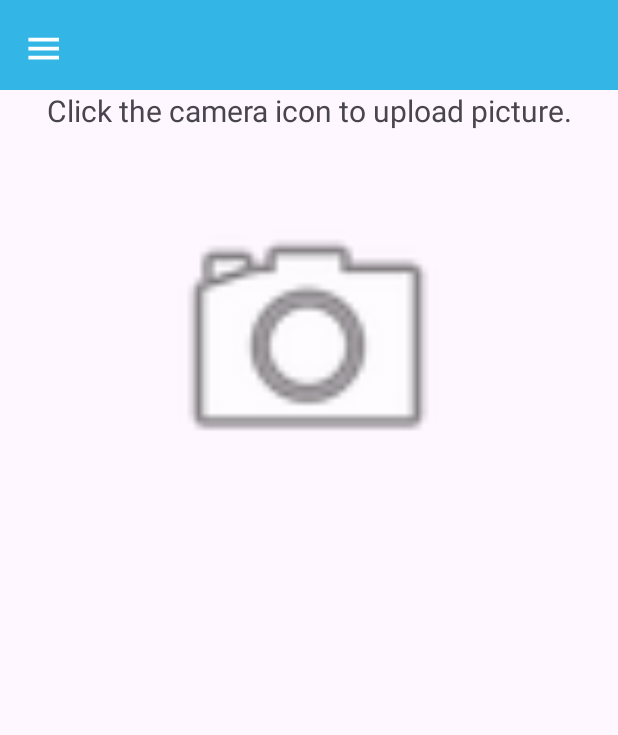
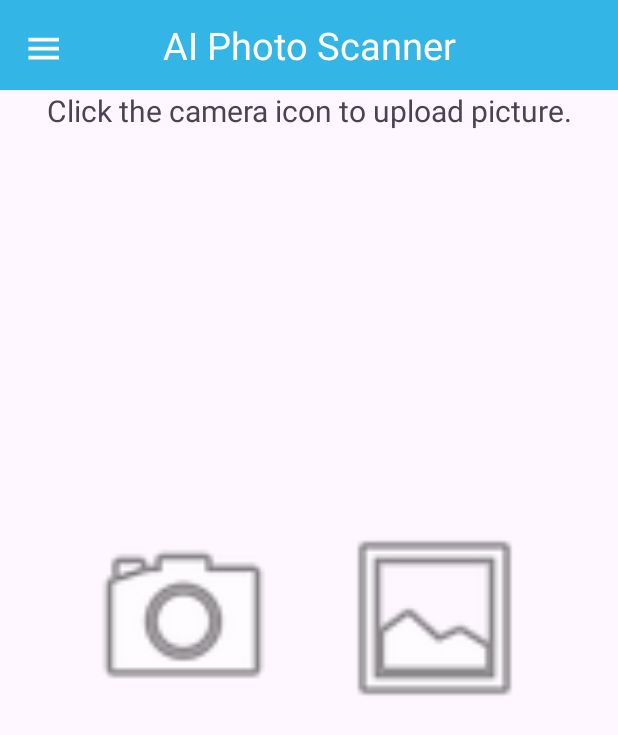
Before and after one commit to foxinbox4ever/CI536-Group-Project, an Android app: the screen it shows after launch (MainActivity), on a phone screen of 412 x 824 dp. Shown: the top 735 px of the screen. Run offline under Robolectric (Android 15) with nearby library versions, the phone set to English and light mode, and no system bars.

Commit message:
Adding more features
Me and Oliver worked a bunch of perfecting the app

```diff
--- a/app/src/main/AndroidManifest.xml
+++ b/app/src/main/AndroidManifest.xml
@@ -3,6 +3,7 @@
 
     <uses-permission android:name="android.permission.CAMERA" />
     <uses-feature android:name="android.hardware.camera" android:required="false" />
+    <uses-permission android:name="android.permission.READ_EXTERNAL_STORAGE"/>
 
     <application
         android:allowBackup="true"
--- a/app/src/main/res/layout/activity_main.xml
+++ b/app/src/main/res/layout/activity_main.xml
@@ -19,7 +19,6 @@
         android:id="@+id/menu_icon"
         android:layout_width="wrap_content"
         android:layout_height="wrap_content"
-        android:layout_gravity="center_vertical|start"
         android:layout_margin="15dp"
         android:baselineAligned="false"
         android:onClick="showPopupMenu"
@@ -28,6 +27,20 @@
         app:layout_constraintStart_toStartOf="@id/blue_background"
         app:layout_constraintTop_toTopOf="@id/blue_background"
         app:tint="@android:color/white" />
+
+    <TextView
+        android:id="@+id/app_name"
+        android:layout_width="wrap_content"
+        android:layout_height="wrap_content"
+        android:text="@string/app_name"
+        android:textColor="@color/white"
+        android:textSize="25sp"
+        app:layout_constraintBottom_toBottomOf="@id/blue_background"
+        app:layout_constraintEnd_toEndOf="@id/blue_background"
+        app:layout_constraintStart_toStartOf="@id/blue_background"
+        app:layout_constraintTop_toTopOf="@id/blue_background"
+        app:layout_constraintVertical_bias="0.5"
+        app:layout_constraintHorizontal_bias="0.5" />
 
     <TextView
         android:id="@+id/text_view_id"
@@ -42,29 +55,43 @@
 
     <ImageView
         android:id="@+id/imageButton"
-        android:layout_width="200dp"
-        android:layout_height="200dp"
-        android:layout_marginStart="64dp"
-        android:layout_marginTop="40dp"
-        android:layout_marginEnd="64dp"
+        android:layout_width="135dp"
+        android:layout_height="145dp"
+        android:layout_marginStart="16dp"
+        android:layout_marginEnd="16dp"
         android:src="@android:drawable/ic_menu_camera"
+        app:layout_constraintBottom_toBottomOf="parent"
+        app:layout_constraintEnd_toStartOf="@id/guideline_center"
+        app:layout_constraintHorizontal_bias="1.0"
+        app:layout_constraintStart_toStartOf="parent"
+        app:layout_constraintTop_toTopOf="parent"
+        app:layout_constraintVertical_bias="0.5" />
+
+    <ImageView
+        android:id="@+id/galleryButton"
+        android:layout_width="135dp"
+        android:layout_height="145dp"
+        android:layout_marginStart="16dp"
+        android:layout_marginEnd="16dp"
+        android:src="@android:drawable/ic_menu_gallery"
+        app:layout_constraintBottom_toBottomOf="parent"
         app:layout_constraintEnd_toEndOf="parent"
-        app:layout_constraintHorizontal_bias="0.493"
-        app:layout_constraintStart_toStartOf="parent"
-        app:layout_constraintTop_toBottomOf="@id/text_view_id" />
+        app:layout_constraintHorizontal_bias="0.0"
+        app:layout_constraintStart_toEndOf="@id/guideline_center"
+        app:layout_constraintTop_toTopOf="parent"
+        app:layout_constraintVertical_bias="0.5" />
 
     <ImageView
         android:id="@+id/capturedImageView"
         android:layout_width="200dp"
         android:layout_height="200dp"
-        android:layout_marginTop="20dp"
         android:background="@android:color/darker_gray"
         android:scaleType="centerCrop"
         android:visibility="gone"
+        app:layout_constraintBottom_toBottomOf="parent"
         app:layout_constraintEnd_toEndOf="parent"
-        app:layout_constraintHorizontal_bias="0.5"
         app:layout_constraintStart_toStartOf="parent"
-        app:layout_constraintTop_toBottomOf="@id/imageButton" />
+        app:layout_constraintTop_toTopOf="parent" />
 
     <Button
         android:id="@+id/uploadButton"
@@ -89,4 +116,19 @@
         app:layout_constraintHorizontal_bias="0.3"
         app:layout_constraintStart_toStartOf="parent"
         app:layout_constraintTop_toBottomOf="@id/capturedImageView" />
+
+    <androidx.constraintlayout.widget.Guideline
+        android:id="@+id/guideline_vertical_center"
+        android:layout_width="wrap_content"
+        android:layout_height="wrap_content"
+        android:orientation="horizontal"
+        app:layout_constraintGuide_percent="0.5" />
+
+    <androidx.constraintlayout.widget.Guideline
+        android:id="@+id/guideline_center"
+        android:layout_width="wrap_content"
+        android:layout_height="wrap_content"
+        android:orientation="vertical"
+        app:layout_constraintGuide_percent="0.5" />
+
 </androidx.constraintlayout.widget.ConstraintLayout>
--- a/app/src/main/res/values-night/themes.xml
+++ b/app/src/main/res/values-night/themes.xml
@@ -1,7 +1,8 @@
 <resources xmlns:tools="http://schemas.android.com/tools">
     <!-- Base application theme. -->
     <style name="Base.Theme.MyApplication" parent="Theme.Material3.DayNight.NoActionBar">
-        <!-- Customize your dark theme here. -->
-        <!-- <item name="colorPrimary">@color/my_dark_primary</item> -->
+        <!-- Customize your light theme here. -->
+        <item name="colorPrimary">#FF33B5E6</item>
+        <!-- <item name="colorPrimary">@color/my_light_primary</item> -->
     </style>
 </resources>
--- a/app/src/main/res/values/strings.xml
+++ b/app/src/main/res/values/strings.xml
@@ -8,7 +8,7 @@
         Alharith Musa, Nate Jones,\n
         Amber Egan Slegg, and Oliver Conway.\n
         We are all Computer Science students,\n
-        Which study at the University of Brighton\n\n
+        Which study at the University of Brighton\n
         Feel free to get in touch with me at\n
     </string>
 </resources>
--- a/app/src/main/res/values/themes.xml
+++ b/app/src/main/res/values/themes.xml
@@ -2,6 +2,7 @@
     <!-- Base application theme. -->
     <style name="Base.Theme.MyApplication" parent="Theme.Material3.DayNight.NoActionBar">
         <!-- Customize your light theme here. -->
+        <item name="colorPrimary">#FF33B5E6</item>
         <!-- <item name="colorPrimary">@color/my_light_primary</item> -->
     </style>
 
```
Also changed, not shown: app/src/main/java/com/example/aiphotoscanner/MainActivity.java (+91 -3 lines), app/src/main/res/layout/activity_aboutus.xml (+12 -6 lines).
